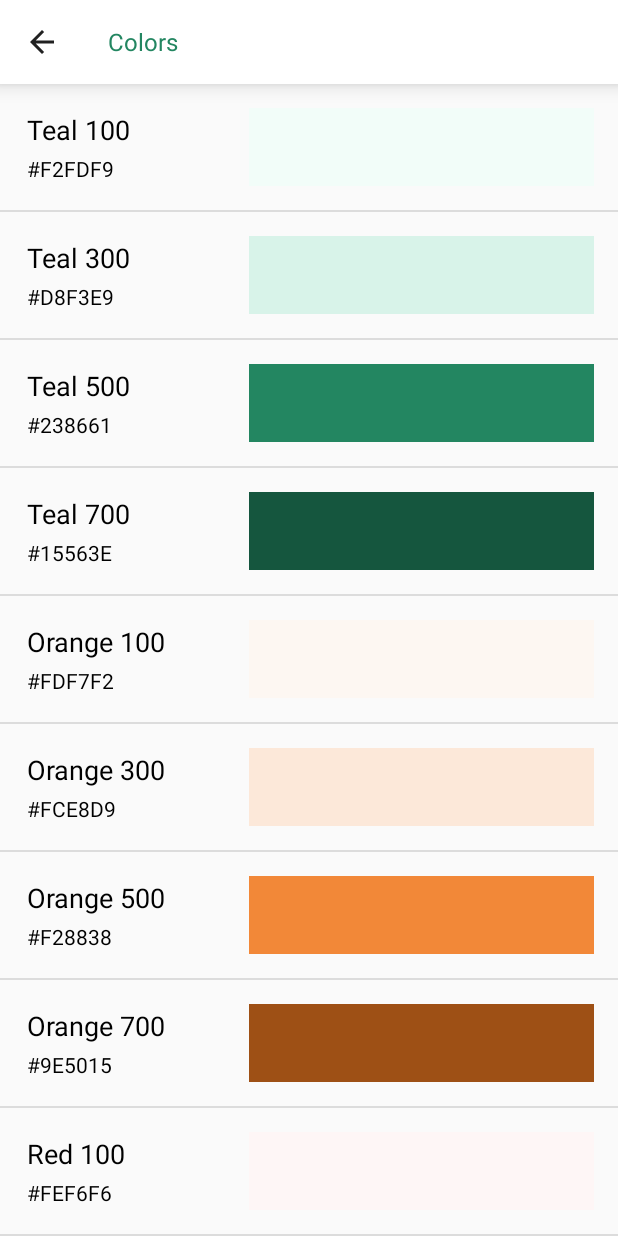
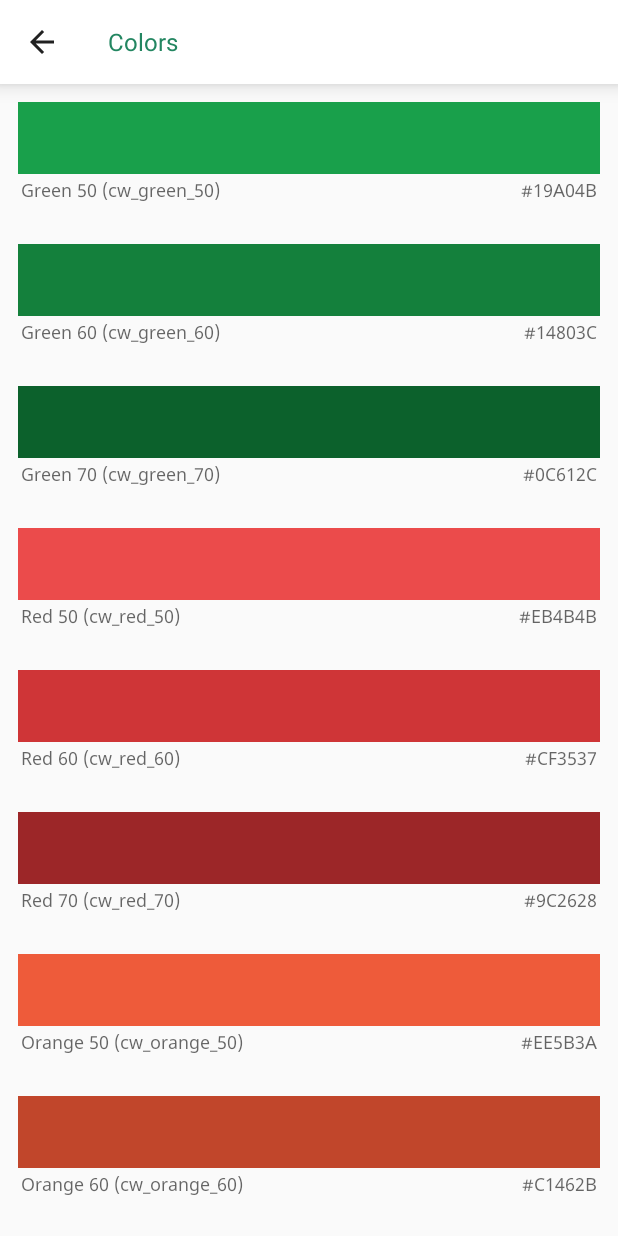
Before and after one commit to syngenta-digital/mobile-android-ui-kit, an Android app: the screen it shows after launch (MainActivity), after a tap on "COLORS", on a phone screen of 412 x 824 dp. Run offline under Robolectric (Android 15) with nearby library versions, the phone set to English and light mode, and no system bars.

Commit message:
Cropwise colors

```diff
--- a/demo/src/main/java/com/syngenta/uikit/fragments/ColorsFragment.kt
+++ b/demo/src/main/java/com/syngenta/uikit/fragments/ColorsFragment.kt
@@ -42,12 +42,6 @@ class ColorsFragment : Fragment() {
         val recyclerView = recycler_color_list
         val layoutManager = LinearLayoutManager(context)
         recyclerView.layoutManager = layoutManager
-        recyclerView.addItemDecoration(
-            DividerItemDecoration(
-                recyclerView.context,
-                layoutManager.orientation
-            )
-        )
         val adapter = ColorsAdapter(context, colorList.toTypedArray())
         recyclerView.adapter = adapter
 
@@ -55,28 +49,41 @@ class ColorsFragment : Fragment() {
 
     private fun initializeList() {
         colorList.clear()
-        colorList.add(ColorItem("Teal 100", R.color.teal_100))
-        colorList.add(ColorItem("Teal 300", R.color.teal_300))
-        colorList.add(ColorItem("Teal 500", R.color.teal_500))
-        colorList.add(ColorItem("Teal 700", R.color.teal_700))
-        colorList.add(ColorItem("Orange 100", R.color.orange_100))
-        colorList.add(ColorItem("Orange 300", R.color.orange_300))
-        colorList.add(ColorItem("Orange 500", R.color.orange_500))
-        colorList.add(ColorItem("Orange 700", R.color.orange_700))
-        colorList.add(ColorItem("Red 100", R.color.red_100))
-        colorList.add(ColorItem("Red 300", R.color.red_300))
-        colorList.add(ColorItem("Red 500", R.color.red_500))
-        colorList.add(ColorItem("Red 700", R.color.red_700))
-        colorList.add(ColorItem("Blue 100", R.color.blue_100))
-        colorList.add(ColorItem("Blue 300", R.color.blue_300))
-        colorList.add(ColorItem("Blue 500", R.color.blue_500))
-        colorList.add(ColorItem("Blue 700", R.color.blue_700))
-        colorList.add(ColorItem("Yellow 100", R.color.yellow_100))
-        colorList.add(ColorItem("Yellow 300", R.color.yellow_300))
-        colorList.add(ColorItem("Yellow 500", R.color.yellow_500))
-        colorList.add(ColorItem("Yellow 700", R.color.yellow_700))
-        colorList.add(ColorItem("Neutral 500", R.color.neutral_500))
+        colorList.add(ColorItem("Green 50 (cw_green_50)", R.color.cw_green_50))
+        colorList.add(ColorItem("Green 60 (cw_green_60)", R.color.cw_green_60))
+        colorList.add(ColorItem("Green 70 (cw_green_70)", R.color.cw_green_70))
 
+        colorList.add(ColorItem("Red 50 (cw_red_50)", R.color.cw_red_50))
+        colorList.add(ColorItem("Red 60 (cw_red_60)", R.color.cw_red_60))
+        colorList.add(ColorItem("Red 70 (cw_red_70)", R.color.cw_red_70))
+
+        colorList.add(ColorItem("Orange 50 (cw_orange_50)", R.color.cw_orange_50))
+        colorList.add(ColorItem("Orange 60 (cw_orange_60)", R.color.cw_orange_60))
+        colorList.add(ColorItem("Orange 70 (cw_orange_70)", R.color.cw_orange_70))
+
+        colorList.add(ColorItem("Yellow 50 (cw_yellow_50)", R.color.cw_yellow_50))
+        colorList.add(ColorItem("Yellow 60 (cw_yellow_60)", R.color.cw_yellow_60))
+        colorList.add(ColorItem("Yellow 70 (cw_yellow_70)", R.color.cw_yellow_70))
+
+        colorList.add(ColorItem("Blue 50 (cw_blue_50)", R.color.cw_blue_50))
+        colorList.add(ColorItem("Blue 60 (cw_blue_60)", R.color.cw_blue_60))
+        colorList.add(ColorItem("Blue 70 (cw_blue_70)", R.color.cw_blue_70))
+
+        colorList.add(ColorItem("Teal 50 (cw_teal_50)", R.color.cw_teal_50))
+        colorList.add(ColorItem("Teal 60 (cw_teal_60)", R.color.cw_teal_60))
+        colorList.add(ColorItem("Teal 70 (cw_teal_70)", R.color.cw_teal_70))
+
+        colorList.add(ColorItem("Purple 50 (cw_purple_50)", R.color.cw_purple_50))
+        colorList.add(ColorItem("Purple 60 (cw_purple_60)", R.color.cw_purple_60))
+        colorList.add(ColorItem("Purple 70 (cw_purple_70)", R.color.cw_purple_70))
+
+        colorList.add(ColorItem("Pink 50 (cw_pink_50)", R.color.cw_pink_50))
+        colorList.add(ColorItem("Pink 60 (cw_pink_60)", R.color.cw_pink_60))
+        colorList.add(ColorItem("Pink 70 (cw_pink_70)", R.color.cw_pink_70))
+
+        colorList.add(ColorItem("Neutral 50 (cw_neutral_50)", R.color.cw_neutral_50))
+        colorList.add(ColorItem("Neutral 60 (cw_neutral_60)", R.color.cw_neutral_60))
+        colorList.add(ColorItem("Neutral 70 (cw_neutral_70)", R.color.cw_neutral_70))
     }
 
     companion object {
--- a/demo/src/main/res/layout/fragment_fonts.xml
+++ b/demo/src/main/res/layout/fragment_fonts.xml
@@ -49,6 +49,7 @@
                     android:layout_height="wrap_content"
                     android:fontFamily="@font/noto_sans_regular"
                     android:text="@string/sample_text"
+                    android:textColor="@android:color/black"
                     android:textSize="@dimen/text_s" />
 
                 <TextView
@@ -66,6 +67,7 @@
                     android:layout_height="wrap_content"
                     android:fontFamily="@font/noto_sans_regular"
                     android:text="@string/sample_text"
+                    android:textColor="@android:color/black"
                     android:textSize="@dimen/text_m" />
 
                 <TextView
@@ -83,6 +85,7 @@
                     android:layout_height="wrap_content"
                     android:fontFamily="@font/noto_sans_regular"
                     android:text="@string/sample_text"
+                    android:textColor="@android:color/black"
                     android:textSize="@dimen/text_l" />
 
                 <TextView
@@ -100,6 +103,7 @@
                     android:layout_height="wrap_content"
                     android:fontFamily="@font/noto_sans_regular"
                     android:text="@string/sample_text"
+                    android:textColor="@android:color/black"
                     android:textSize="@dimen/text_xl" />
 
                 <TextView
@@ -111,14 +115,15 @@
             <LinearLayout
                 android:layout_width="match_parent"
                 android:layout_height="wrap_content"
-                android:paddingTop="@dimen/padding_xl"
-                android:orientation="vertical">
+                android:orientation="vertical"
+                android:paddingTop="@dimen/padding_xl">
 
                 <TextView
                     android:layout_width="wrap_content"
                     android:layout_height="wrap_content"
                     android:fontFamily="@font/noto_sans_italic"
                     android:text="@string/sample_text"
+                    android:textColor="@android:color/black"
                     android:textSize="@dimen/text_s" />
 
                 <TextView
@@ -136,6 +141,7 @@
                     android:layout_height="wrap_content"
                     android:fontFamily="@font/noto_sans_italic"
                     android:text="@string/sample_text"
+                    android:textColor="@android:color/black"
                     android:textSize="@dimen/text_m" />
 
                 <TextView
@@ -153,6 +159,7 @@
                     android:layout_height="wrap_content"
                     android:fontFamily="@font/noto_sans_italic"
                     android:text="@string/sample_text"
+                    android:textColor="@android:color/black"
                     android:textSize="@dimen/text_l" />
 
                 <TextView
@@ -170,6 +177,7 @@
                     android:layout_height="wrap_content"
                     android:fontFamily="@font/noto_sans_italic"
                     android:text="@string/sample_text"
+                    android:textColor="@android:color/black"
                     android:textSize="@dimen/text_xl" />
 
                 <TextView
@@ -181,14 +189,15 @@
             <LinearLayout
                 android:layout_width="match_parent"
                 android:layout_height="wrap_content"
-                android:paddingTop="@dimen/padding_xl"
-                android:orientation="vertical">
+                android:orientation="vertical"
+                android:paddingTop="@dimen/padding_xl">
 
                 <TextView
                     android:layout_width="wrap_content"
                     android:layout_height="wrap_content"
                     android:fontFamily="@font/noto_sans_bold"
                     android:text="@string/sample_text"
+                    android:textColor="@android:color/black"
                     android:textSize="@dimen/text_s" />
 
                 <TextView
@@ -206,6 +215,7 @@
                     android:layout_height="wrap_content"
                     android:fontFamily="@font/noto_sans_bold"
                     android:text="@string/sample_text"
+                    android:textColor="@android:color/black"
                     android:textSize="@dimen/text_m" />
 
                 <TextView
@@ -223,6 +233,7 @@
                     android:layout_height="wrap_content"
                     android:fontFamily="@font/noto_sans_bold"
                     android:text="@string/sample_text"
+                    android:textColor="@android:color/black"
                     android:textSize="@dimen/text_l" />
 
                 <TextView
@@ -240,6 +251,7 @@
                     android:layout_height="wrap_content"
                     android:fontFamily="@font/noto_sans_bold"
                     android:text="@string/sample_text"
+                    android:textColor="@android:color/black"
                     android:textSize="@dimen/text_xl" />
 
                 <TextView
@@ -251,14 +263,15 @@
             <LinearLayout
                 android:layout_width="match_parent"
                 android:layout_height="wrap_content"
-                android:paddingTop="@dimen/padding_xl"
-                android:orientation="vertical">
+                android:orientation="vertical"
+                android:paddingTop="@dimen/padding_xl">
 
                 <TextView
                     android:layout_width="wrap_content"
                     android:layout_height="wrap_content"
                     android:fontFamily="@font/noto_sans_bold_italic"
                     android:text="@string/sample_text"
+                    android:textColor="@android:color/black"
                     android:textSize="@dimen/text_s" />
 
                 <TextView
@@ -276,6 +289,7 @@
                     android:layout_height="wrap_content"
                     android:fontFamily="@font/noto_sans_bold_italic"
                     android:text="@string/sample_text"
+                    android:textColor="@android:color/black"
                     android:textSize="@dimen/text_m" />
 
                 <TextView
@@ -293,6 +307,7 @@
                     android:layout_height="wrap_content"
                     android:fontFamily="@font/noto_sans_bold_italic"
                     android:text="@string/sample_text"
+                    android:textColor="@android:color/black"
                     android:textSize="@dimen/text_l" />
 
                 <TextView
@@ -310,6 +325,7 @@
                     android:layout_height="wrap_content"
                     android:fontFamily="@font/noto_sans_bold_italic"
                     android:text="@string/sample_text"
+                    android:textColor="@android:color/black"
                     android:textSize="@dimen/text_xl" />
 
                 <TextView
--- a/demo/src/main/res/layout/item_color.xml
+++ b/demo/src/main/res/layout/item_color.xml
@@ -4,41 +4,39 @@
     xmlns:tools="http://schemas.android.com/tools"
     android:layout_width="match_parent"
     android:layout_height="wrap_content"
-    android:padding="16dp">
+    android:padding="@dimen/padding_m">
+
+    <ImageView
+        android:id="@+id/color_view"
+        android:layout_width="match_parent"
+        android:layout_height="48dp"
+        android:background="@color/orange_500"
+        android:contentDescription="@string/color"
+        app:layout_constraintTop_toTopOf="parent" />
 
     <TextView
         android:id="@+id/text_color_name"
         android:layout_width="wrap_content"
         android:layout_height="wrap_content"
+        android:fontFamily="@font/noto_sans_regular"
         android:padding="2dp"
-        android:textColor="@android:color/black"
-        android:textSize="18sp"
+        android:textAppearance="@style/TextAppearance.AppCompat.Caption"
+        android:textSize="@dimen/text_m"
         app:layout_constraintStart_toStartOf="parent"
-        app:layout_constraintTop_toTopOf="parent"
+        app:layout_constraintTop_toBottomOf="@id/color_view"
         tools:text="Color Name" />
 
     <TextView
         android:id="@+id/text_color_code"
         android:layout_width="wrap_content"
         android:layout_height="wrap_content"
+        android:fontFamily="@font/noto_sans_regular"
         android:padding="2dp"
-        android:textColor="@android:color/black"
-        android:textSize="14sp"
         android:textAllCaps="true"
-        app:layout_constraintStart_toStartOf="parent"
-        app:layout_constraintTop_toBottomOf="@id/text_color_name"
+        android:textAppearance="@style/TextAppearance.AppCompat.Caption"
+        android:textSize="@dimen/text_m"
+        app:layout_constraintEnd_toEndOf="parent"
+        app:layout_constraintTop_toBottomOf="@id/color_view"
         tools:text="Color Code" />
 
-    <ImageView
-        android:id="@+id/color_view"
-        android:layout_width="match_parent"
-        android:layout_height="0dp"
-        android:layout_marginLeft="150dp"
-        android:background="@color/orange_500"
-        android:contentDescription="@string/color"
-        app:layout_constraintBottom_toBottomOf="@id/text_color_code"
-        app:layout_constraintEnd_toEndOf="parent"
-        app:layout_constraintTop_toTopOf="@id/text_color_name" />
-
-
 </androidx.constraintlayout.widget.ConstraintLayout>
--- a/demo/src/main/res/values/styles.xml
+++ b/demo/src/main/res/values/styles.xml
@@ -15,7 +15,7 @@
         <item name="android:paddingBottom">@dimen/padding_l</item>
         <item name="android:layout_width">match_parent</item>
         <item name="android:layout_height">wrap_content</item>
-        <item name="android:textSize">@dimen/text_s</item>
+        <item name="android:textSize">@dimen/text_m</item>
     </style>
 
 </resources>
--- a/uikit-android/src/main/res/values/colors.xml
+++ b/uikit-android/src/main/res/values/colors.xml
@@ -23,4 +23,41 @@
     <color name="yellow_700">#836407</color>
     <color name="white">#FFFFFF</color>
     <color name="neutral_500">#DFE2E7</color>
+
+
+    <color name="cw_green_50">#19A04B</color>
+    <color name="cw_green_60">#14803C</color>
+    <color name="cw_green_70">#0C612C</color>
+
+    <color name="cw_red_50">#EB4B4B</color>
+    <color name="cw_red_60">#CF3537</color>
+    <color name="cw_red_70">#9C2628</color>
+
+    <color name="cw_orange_50">#EE5B3A</color>
+    <color name="cw_orange_60">#C1462B</color>
+    <color name="cw_orange_70">#92331E</color>
+
+    <color name="cw_yellow_50">#C17E19</color>
+    <color name="cw_yellow_60">#9A6412</color>
+    <color name="cw_yellow_70">#744A0B</color>
+
+    <color name="cw_blue_50">#0092E4</color>
+    <color name="cw_blue_60">#0071CD</color>
+    <color name="cw_blue_70">#005693</color>
+
+    <color name="cw_teal_50">#2B9C92</color>
+    <color name="cw_teal_60">#217C74</color>
+    <color name="cw_teal_70">#165C56</color>
+
+    <color name="cw_purple_50">#9664F0</color>
+    <color name="cw_purple_60">#8354D6</color>
+    <color name="cw_purple_70">#643AAA</color>
+
+    <color name="cw_pink_50">#E85D78</color>
+    <color name="cw_pink_60">#BB485D</color>
+    <color name="cw_pink_70">#8D3545</color>
+
+    <color name="cw_neutral_50">#868CA2</color>
+    <color name="cw_neutral_60">#696F88</color>
+    <color name="cw_neutral_70">#4D5165</color>
 </resources>
```
